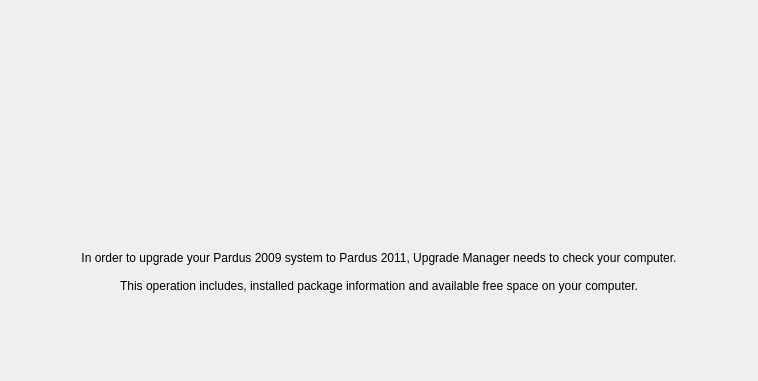
Old version of the form upgrade-manager/ui/ui_screen_1.ui in the repository pars-linux/uludag.
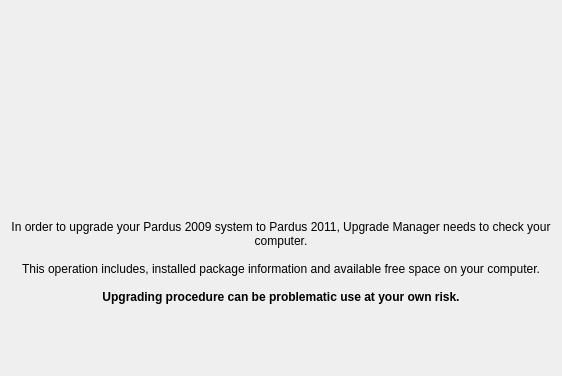
New version of the form. Icons and pictures are not drawn.

```diff
--- a/upgrade-manager/ui/ui_screen_1.ui
+++ b/upgrade-manager/ui/ui_screen_1.ui
@@ -6,8 +6,8 @@
    <rect>
     <x>0</x>
     <y>0</y>
-    <width>758</width>
-    <height>381</height>
+    <width>562</width>
+    <height>376</height>
    </rect>
   </property>
   <property name="windowTitle">
@@ -100,12 +100,10 @@
    <item row="3" column="0" colspan="3">
     <widget class="QLabel" name="label_2">
      <property name="text">
-      <string>In order to upgrade your Pardus 2009 system to Pardus 2011, Upgrade Manager needs to check your computer.
-
-This operation includes, installed package information and available free space on your computer.</string>
+      <string>In order to upgrade your Pardus 2009 system to Pardus 2011, Upgrade Manager needs to check your computer.&lt;br/&gt;&lt;br/&gt;This operation includes, installed package information and available free space on your computer.&lt;br/&gt;&lt;br/&gt;&lt;b&gt;Upgrading procedure can be problematic use at your own risk.&lt;/b&gt;</string>
      </property>
      <property name="textFormat">
-      <enum>Qt::PlainText</enum>
+      <enum>Qt::RichText</enum>
      </property>
      <property name="alignment">
       <set>Qt::AlignHCenter|Qt::AlignTop</set>
@@ -115,7 +113,7 @@
      </property>
     </widget>
    </item>
-   <item row="4" column="1">
+   <item row="5" column="0" colspan="3">
     <spacer name="verticalSpacer_3">
      <property name="orientation">
       <enum>Qt::Vertical</enum>
```
